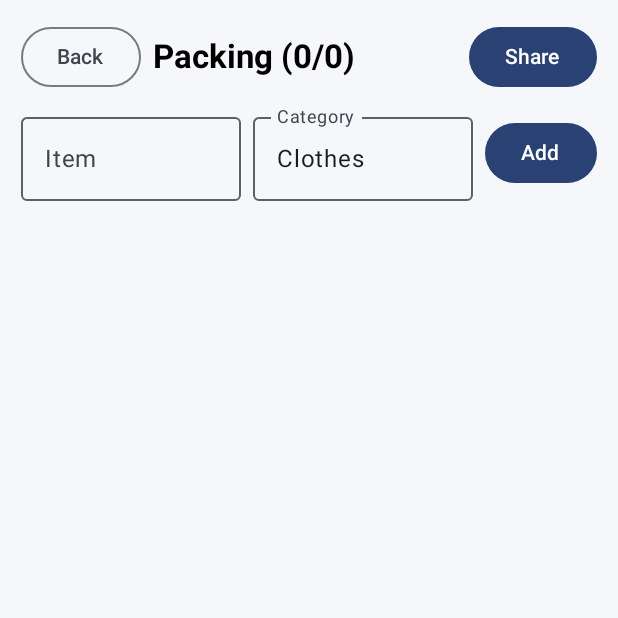
After one commit to Soliman490/TripCraft, an Android app built with Jetpack Compose: the PackingActivity screen opened directly, with no data from a screen before it, on a phone screen of 412 x 824 dp, the top half of it. The commit adds this screen. Run offline under Robolectric (Android 15) with nearby library versions, the phone set to English and light mode, and no system bars; our stand-ins replace Room's generated code.

Commit message:
Add Packing Checklist module and integrate with TripCraftDatabase

```diff
--- a/app/src/main/AndroidManifest.xml
+++ b/app/src/main/AndroidManifest.xml
@@ -23,6 +23,10 @@
                 <category android:name="android.intent.category.LAUNCHER" />
             </intent-filter>
         </activity>
+
+        <activity
+            android:name=".PackingActivity"
+            android:exported="false" />
     </application>
 
 </manifest>
--- /dev/null
+++ b/app/src/main/java/com/tripcraft/app/PackingActivity.kt
@@ -0,0 +1,171 @@
+package com.tripcraft.app
+
+import android.content.Intent
+import android.os.Bundle
+import androidx.activity.ComponentActivity
+import androidx.activity.compose.setContent
+import androidx.activity.enableEdgeToEdge
+import androidx.compose.foundation.clickable
+import androidx.compose.foundation.layout.*
+import androidx.compose.foundation.lazy.LazyColumn
+import androidx.compose.foundation.lazy.items
+import androidx.compose.foundation.shape.RoundedCornerShape
+import androidx.compose.material3.*
+import androidx.compose.runtime.*
+import androidx.compose.runtime.saveable.rememberSaveable
+import androidx.compose.ui.Alignment
+import androidx.compose.ui.Modifier
+import androidx.compose.ui.graphics.Color
+import androidx.compose.ui.text.font.FontWeight
+import androidx.compose.ui.text.style.TextDecoration
+import androidx.compose.ui.unit.dp
+import androidx.lifecycle.lifecycleScope
+import com.tripcraft.app.ui.theme.TripCraftTheme
+import kotlinx.coroutines.Dispatchers
+import kotlinx.coroutines.launch
+import kotlinx.coroutines.withContext
+import com.tripcraft.app.data.journal.TripCraftDatabase
+
+private val MistBackground = Color(0xFFF5F7FA)
+private val CardSage = Color(0xFFE8F5E9)
+private val CardSand = Color(0xFFFFF8E1)
+
+class PackingActivity : ComponentActivity() {
+    private var list by mutableStateOf(listOf<PackingItem>())
+    private var tripId = 0
+
+    override fun onCreate(savedInstanceState: Bundle?) {
+        super.onCreate(savedInstanceState)
+        enableEdgeToEdge()
+        tripId = intent.getIntExtra("ID", 0)
+        runDb {}
+
+        setContent {
+            TripCraftTheme {
+                Scaffold(containerColor = MistBackground) { pad ->
+                    var name by rememberSaveable { mutableStateOf("") }
+                    var category by rememberSaveable { mutableStateOf("Clothes") }
+                    Column(
+                        Modifier
+                            .padding(pad)
+                            .fillMaxSize()
+                            .padding(14.dp),
+                        verticalArrangement = Arrangement.spacedBy(8.dp)
+                    ) {
+                        HeaderBar(
+                            title = "Packing (${list.count { it.packed }}/${list.size})",
+                            onBack = { finish() }
+                        ) {
+                            Button(onClick = {
+                                val msg = "Still to pack:\n" + list.filter { !it.packed }
+                                    .joinToString("\n") { "- [${it.category}] ${it.name}" }
+                                startActivity(
+                                    Intent.createChooser(
+                                        Intent(Intent.ACTION_SEND)
+                                            .setType("text/plain")
+                                            .putExtra(Intent.EXTRA_TEXT, msg),
+                                        "Share List"
+                                    )
+                                )
+                            }) { Text("Share") }
+                        }
+                        Row(
+                            verticalAlignment = Alignment.CenterVertically,
+                            horizontalArrangement = Arrangement.spacedBy(8.dp)
+                        ) {
+                            OutlinedTextField(
+                                value = name,
+                                onValueChange = { name = it },
+                                label = { Text("Item") },
+                                modifier = Modifier.weight(1f)
+                            )
+                            OutlinedTextField(
+                                value = category,
+                                onValueChange = { category = it },
+                                label = { Text("Category") },
+                                modifier = Modifier.weight(1f)
+                            )
+                            Button(onClick = {
+                                if (name.isNotBlank()) {
+                                    runDb {
+                                        it.packingDao().insert(
+                                            PackingItem(
+                                                tripId = tripId,
+                                                name = name.trim(),
+                                                category = category.trim()
+                                            )
+                                        )
+                                    }
+                                    name = ""
+                                }
+                            }) { Text("Add") }
+                        }
+                        LazyColumn(verticalArrangement = Arrangement.spacedBy(8.dp)) {
+                            items(list, key = { it.id }) { item ->
+                                Card(
+                                    shape = RoundedCornerShape(12.dp),
+                                    colors = CardDefaults.cardColors(
+                                        containerColor = if (item.packed) CardSage else CardSand
+                                    ),
+                                    modifier = Modifier
+                                        .fillMaxWidth()
+                                        .clickable {
+                                            runDb {
+                                                it.packingDao().update(item.copy(packed = !item.packed))
+                                            }
+                                        }
+                                ) {
+                                    Row(
+                                        Modifier.padding(12.dp),
+                                        verticalAlignment = Alignment.CenterVertically
+                                    ) {
+                                        Text(
+                                            "[${item.category}] ${item.name}",
+                                            fontWeight = FontWeight.Bold,
+                                            textDecoration = if (item.packed) TextDecoration.LineThrough else null,
+                                            modifier = Modifier.weight(1f)
+                                        )
+                                        TextButton(onClick = {
+                                            runDb { it.packingDao().delete(item) }
+                                        }) { Text("Delete", color = Color.Red) }
+                                    }
+                                }
+                            }
+                        }
+                    }
+                }
+            }
+        }
+    }
+
+    private fun runDb(block: suspend (TripCraftDatabase) -> Unit) {
+        val db = TripCraftDatabase.getDatabase(this)
+        lifecycleScope.launch(Dispatchers.IO) {
+            block(db)
+            val updated = db.packingDao().getForTrip(tripId)
+            withContext(Dispatchers.Main) { list = updated }
+        }
+    }
+}
+
+@Composable
+private fun HeaderBar(
+    title: String,
+    onBack: () -> Unit,
+    action: @Composable () -> Unit
+) {
+    Row(
+        modifier = Modifier.fillMaxWidth(),
+        verticalAlignment = Alignment.CenterVertically
+    ) {
+        OutlinedButton(onClick = onBack) { Text("Back") }
+        Spacer(Modifier.width(8.dp))
+        Text(
+            text = title,
+            style = MaterialTheme.typography.titleLarge,
+            fontWeight = FontWeight.Bold,
+            modifier = Modifier.weight(1f)
+        )
+        action()
+    }
+}
--- /dev/null
+++ b/app/src/main/java/com/tripcraft/app/PackingData.kt
@@ -0,0 +1,27 @@
+package com.tripcraft.app
+
+import androidx.room.*
+
+@Entity(tableName = "packing_items")
+data class PackingItem(
+    @PrimaryKey(autoGenerate = true) val id: Int = 0,
+    val tripId: Int,
+    val name: String,
+    val category: String,
+    val packed: Boolean = false
+)
+
+@Dao
+interface PackingDao {
+    @Insert
+    suspend fun insert(item: PackingItem)
+
+    @Query("SELECT * FROM packing_items WHERE tripId = :tripId ORDER BY id DESC")
+    suspend fun getForTrip(tripId: Int): List<PackingItem>
+
+    @Update
+    suspend fun update(item: PackingItem)
+
+    @Delete
+    suspend fun delete(item: PackingItem)
+}
```
Also changed, not shown: app/src/main/java/com/tripcraft/app/MainActivity.kt (+12 -1 lines), app/src/main/java/com/tripcraft/app/data/journal/JournalDatabase.kt (+24 -4 lines).
